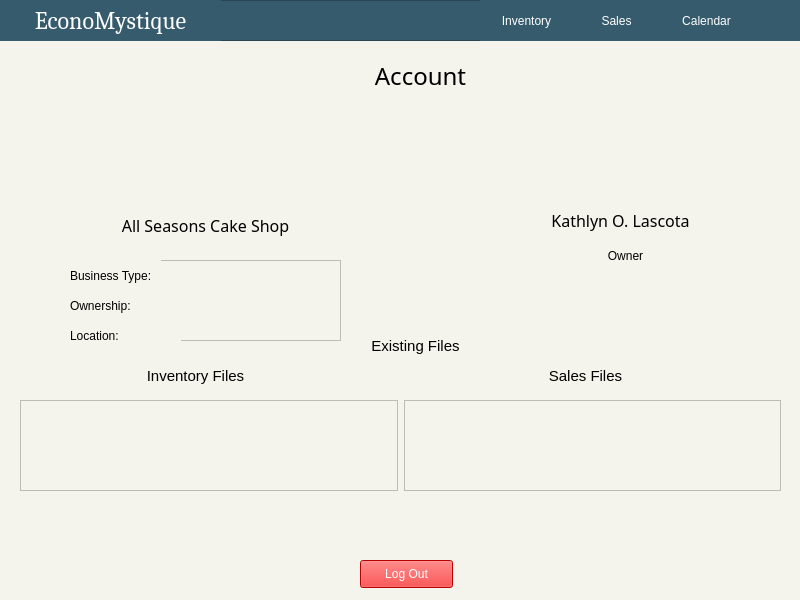
Above: account.ui from ongchangco/Economystique2 before the change. Below: the same form after it.
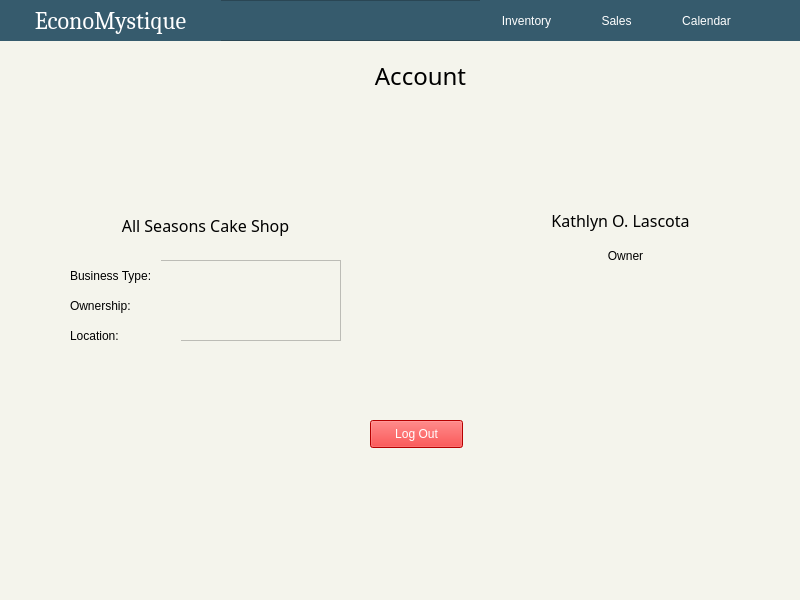
That is the form after the change. Icons and pictures are not drawn.

Commit message: Main Inventory to Sales, Inventory to Inventory Removed Go Back for Inventory Added Item Button for Inventory

Diff of the .ui file:
```diff
--- a/account.ui
+++ b/account.ui
@@ -70,8 +70,8 @@
   <widget class="QPushButton" name="btnLogOut">
    <property name="geometry">
     <rect>
-     <x>360</x>
-     <y>560</y>
+     <x>370</x>
+     <y>420</y>
      <width>93</width>
      <height>28</height>
     </rect>
@@ -435,30 +435,6 @@
     <bool>true</bool>
    </property>
   </widget>
-  <widget class="QLabel" name="lblFSTitle">
-   <property name="geometry">
-    <rect>
-     <x>350</x>
-     <y>330</y>
-     <width>131</width>
-     <height>31</height>
-    </rect>
-   </property>
-   <property name="font">
-    <font>
-     <pointsize>11</pointsize>
-    </font>
-   </property>
-   <property name="layoutDirection">
-    <enum>Qt::RightToLeft</enum>
-   </property>
-   <property name="text">
-    <string>Existing Files</string>
-   </property>
-   <property name="alignment">
-    <set>Qt::AlignCenter</set>
-   </property>
-  </widget>
   <widget class="QLabel" name="imgBusinessLogo">
    <property name="geometry">
     <rect>
@@ -573,145 +549,6 @@
     <set>Qt::AlignCenter</set>
    </property>
   </widget>
-  <widget class="QWidget" name="horizontalLayoutWidget_2">
-   <property name="geometry">
-    <rect>
-     <x>20</x>
-     <y>400</y>
-     <width>761</width>
-     <height>91</height>
-    </rect>
-   </property>
-   <layout class="QHBoxLayout" name="horizontalLayout_2">
-    <item>
-     <widget class="QListView" name="fileListView"/>
-    </item>
-    <item>
-     <widget class="QListView" name="fileListView_2"/>
-    </item>
-   </layout>
-  </widget>
-  <widget class="QWidget" name="horizontalLayoutWidget_3">
-   <property name="geometry">
-    <rect>
-     <x>630</x>
-     <y>500</y>
-     <width>151</width>
-     <height>51</height>
-    </rect>
-   </property>
-   <layout class="QHBoxLayout" name="horizontalLayout_3">
-    <item>
-     <widget class="QPushButton" name="btnOpenFile_2">
-      <property name="cursor">
-       <cursorShape>OpenHandCursor</cursorShape>
-      </property>
-      <property name="text">
-       <string/>
-      </property>
-      <property name="icon">
-       <iconset>
-        <normaloff>img/fileIcon.png</normaloff>img/fileIcon.png</iconset>
-      </property>
-      <property name="flat">
-       <bool>true</bool>
-      </property>
-     </widget>
-    </item>
-    <item>
-     <widget class="QPushButton" name="btnDeleteFile_2">
-      <property name="cursor">
-       <cursorShape>OpenHandCursor</cursorShape>
-      </property>
-      <property name="autoFillBackground">
-       <bool>false</bool>
-      </property>
-      <property name="text">
-       <string/>
-      </property>
-      <property name="icon">
-       <iconset>
-        <normaloff>img/deleteIcon.png</normaloff>img/deleteIcon.png</iconset>
-      </property>
-      <property name="flat">
-       <bool>true</bool>
-      </property>
-     </widget>
-    </item>
-    <item>
-     <widget class="QPushButton" name="btnAddFile_2">
-      <property name="font">
-       <font>
-        <pointsize>9</pointsize>
-        <weight>75</weight>
-        <bold>true</bold>
-       </font>
-      </property>
-      <property name="cursor">
-       <cursorShape>OpenHandCursor</cursorShape>
-      </property>
-      <property name="text">
-       <string/>
-      </property>
-      <property name="icon">
-       <iconset>
-        <normaloff>img/addIcon.png</normaloff>img/addIcon.png</iconset>
-      </property>
-      <property name="flat">
-       <bool>true</bool>
-      </property>
-     </widget>
-    </item>
-   </layout>
-  </widget>
-  <widget class="QLabel" name="salesFilesTitle">
-   <property name="geometry">
-    <rect>
-     <x>520</x>
-     <y>360</y>
-     <width>131</width>
-     <height>31</height>
-    </rect>
-   </property>
-   <property name="font">
-    <font>
-     <pointsize>11</pointsize>
-    </font>
-   </property>
-   <property name="layoutDirection">
-    <enum>Qt::RightToLeft</enum>
-   </property>
-   <property name="text">
-    <string>Sales Files</string>
-   </property>
-   <property name="alignment">
-    <set>Qt::AlignCenter</set>
-   </property>
-  </widget>
-  <widget class="QLabel" name="inventoryFilesTitle">
-   <property name="geometry">
-    <rect>
-     <x>130</x>
-     <y>360</y>
-     <width>131</width>
-     <height>31</height>
-    </rect>
-   </property>
-   <property name="font">
-    <font>
-     <pointsize>11</pointsize>
-    </font>
-   </property>
-   <property name="layoutDirection">
-    <enum>Qt::RightToLeft</enum>
-   </property>
-   <property name="text">
-    <string>Inventory Files</string>
-   </property>
-   <property name="alignment">
-    <set>Qt::AlignCenter</set>
-   </property>
-  </widget>
  </widget>
  <resources/>
  <connections/>
```
Left out of the diff: 97 changed lines with no effect on the pictures. The commit also changes 11 other files.
